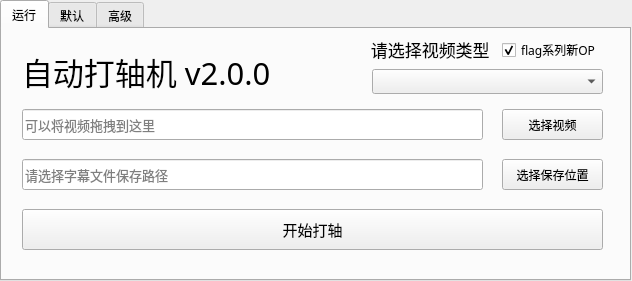
Above: GUI_style.ui from Echoosx/AutoSubtitle before the change. Below: the same form after it.
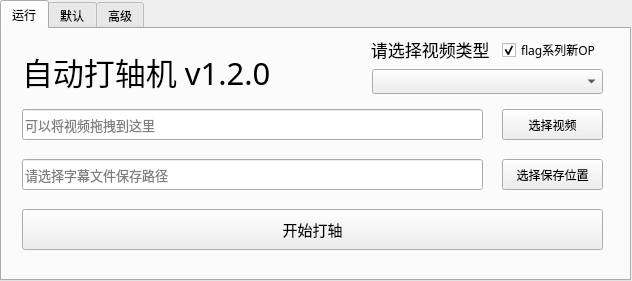
That is the form after the change. Custom widgets are drawn as their Qt base class.

The edit to the form file:
```diff
--- a/GUI_style.ui
+++ b/GUI_style.ui
@@ -84,7 +84,7 @@
        <string notr="true"/>
       </property>
       <property name="text">
-       <string>&lt;a href=&quot;https://github.com/GayWindTech/AutoSubtitle&quot; style=&quot;color: black;text-decoration: none;&quot;&gt;自动打轴机 v2.0.0&lt;/a&gt;</string>
+       <string>&lt;a href=&quot;https://github.com/Echoosx/AutoSubtitle&quot; style=&quot;color: black;text-decoration: none;&quot;&gt;自动打轴机 v1.2.0&lt;/a&gt;</string>
       </property>
      </widget>
      <widget class="DragAcceptableQLine" name="VideoPathEdit">
```
Left out of the diff: 2 changed lines with no effect on the pictures.
